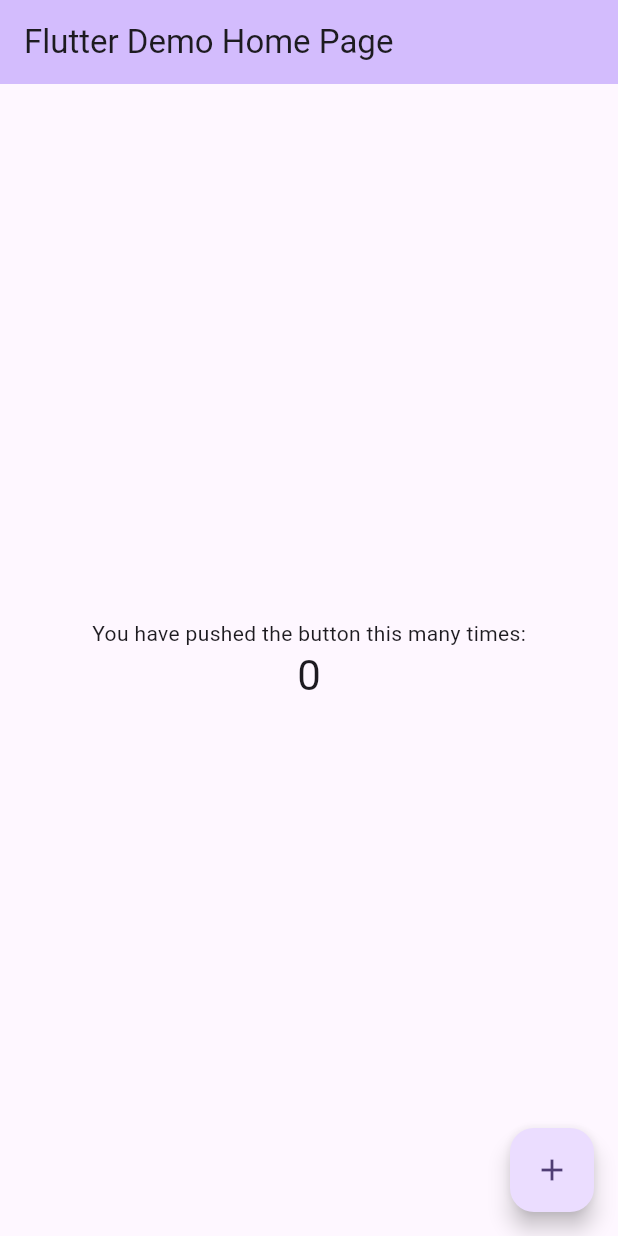
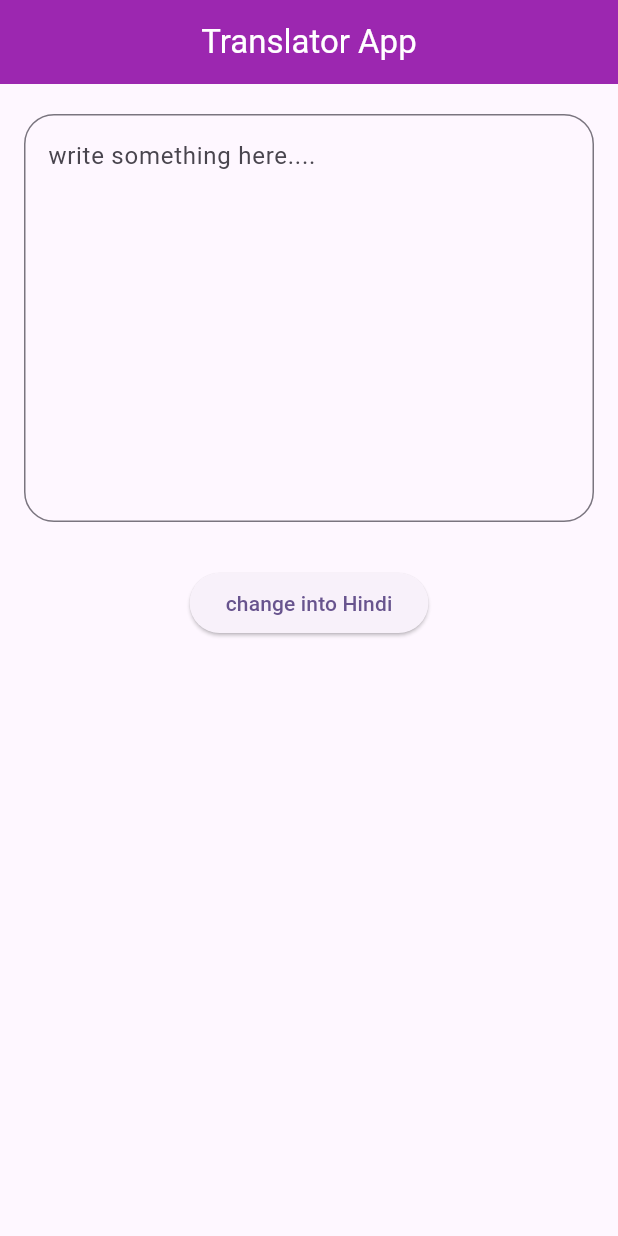
Before and after one commit to CoderPraveen93/translator_app, a Flutter app: the screen it shows after launch, on a phone screen of 412 x 824 dp. Run offline on Flutter 3.47's test engine with Material 3 defaults, Android fonts, the phone set to English and light mode, and no system bars; our stand-ins replace get, lottie; missing offline and left inert: translator; network calls fail.

Commit message:
created all functionality

```diff
--- a/lib/main.dart
+++ b/lib/main.dart
@@ -1,4 +1,7 @@
 import 'package:flutter/material.dart';
+import 'package:get/get.dart';
+import 'package:translator_app/splace_screen/splace_screen.dart';
+import 'package:translator_app/translator_screen/translator_screen.dart';
 
 void main() {
   runApp(const MyApp());
@@ -10,116 +13,14 @@ class MyApp extends StatelessWidget {
   // This widget is the root of your application.
   @override
   Widget build(BuildContext context) {
-    return MaterialApp(
+    return GetMaterialApp(
+      debugShowCheckedModeBanner: false,
       title: 'Flutter Demo',
       theme: ThemeData(
-        // This is the theme of your application.
-        //
-        // TRY THIS: Try running your application with "flutter run". You'll see
-        // the application has a purple toolbar. Then, without quitting the app,
-        // try changing the seedColor in the colorScheme below to Colors.green
-        // and then invoke "hot reload" (save your changes or press the "hot
-        // reload" button in a Flutter-supported IDE, or press "r" if you used
-        // the command line to start the app).
-        //
-        // Notice that the counter didn't reset back to zero; the application
-        // state is not lost during the reload. To reset the state, use hot
-        // restart instead.
-        //
-        // This works for code too, not just values: Most code changes can be
-        // tested with just a hot reload.
         colorScheme: ColorScheme.fromSeed(seedColor: Colors.deepPurple),
         useMaterial3: true,
       ),
-      home: const MyHomePage(title: 'Flutter Demo Home Page'),
+      home: const SplaceScreen(),
     );
   }
 }
-
-class MyHomePage extends StatefulWidget {
-  const MyHomePage({super.key, required this.title});
-
-  // This widget is the home page of your application. It is stateful, meaning
-  // that it has a State object (defined below) that contains fields that affect
-  // how it looks.
-
-  // This class is the configuration for the state. It holds the values (in this
-  // case the title) provided by the parent (in this case the App widget) and
-  // used by the build method of the State. Fields in a Widget subclass are
-  // always marked "final".
-
-  final String title;
-
-  @override
-  State<MyHomePage> createState() => _MyHomePageState();
-}
-
-class _MyHomePageState extends State<MyHomePage> {
-  int _counter = 0;
-
-  void _incrementCounter() {
-    setState(() {
-      // This call to setState tells the Flutter framework that something has
-      // changed in this State, which causes it to rerun the build method below
-      // so that the display can reflect the updated values. If we changed
-      // _counter without calling setState(), then the build method would not be
-      // called again, and so nothing would appear to happen.
-      _counter++;
-    });
-  }
-
-  @override
-  Widget build(BuildContext context) {
-    // This method is rerun every time setState is called, for instance as done
-    // by the _incrementCounter method above.
-    //
-    // The Flutter framework has been optimized to make rerunning build methods
-    // fast, so that you can just rebuild anything that needs updating rather
-    // than having to individually change instances of widgets.
-    return Scaffold(
-      appBar: AppBar(
-        // TRY THIS: Try changing the color here to a specific color (to
-        // Colors.amber, perhaps?) and trigger a hot reload to see the AppBar
-        // change color while the other colors stay the same.
-        backgroundColor: Theme.of(context).colorScheme.inversePrimary,
-        // Here we take the value from the MyHomePage object that was created by
-        // the App.build method, and use it to set our appbar title.
-        title: Text(widget.title),
-      ),
-      body: Center(
-        // Center is a layout widget. It takes a single child and positions it
-        // in the middle of the parent.
-        child: Column(
-          // Column is also a layout widget. It takes a list of children and
-          // arranges them vertically. By default, it sizes itself to fit its
-          // children horizontally, and tries to be as tall as its parent.
-          //
-          // Column has various properties to control how it sizes itself and
-          // how it positions its children. Here we use mainAxisAlignment to
-          // center the children vertically; the main axis here is the vertical
-          // axis because Columns are vertical (the cross axis would be
-          // horizontal).
-          //
-          // TRY THIS: Invoke "debug painting" (choose the "Toggle Debug Paint"
-          // action in the IDE, or press "p" in the console), to see the
-          // wireframe for each widget.
-          mainAxisAlignment: MainAxisAlignment.center,
-          children: <Widget>[
-            const Text(
-              'You have pushed the button this many times:',
-            ),
-            Text(
-              '$_counter',
-              style: Theme.of(context).textTheme.headlineMedium,
-            ),
-          ],
-        ),
-      ),
-      floatingActionButton: FloatingActionButton(
-        onPressed: _incrementCounter,
-        tooltip: 'Increment',
-        child: const Icon(Icons.add),
-      ), // This trailing comma makes auto-formatting nicer for build methods.
-    );
-  }
-}
--- /dev/null
+++ b/lib/translator_screen/translator_screen.dart
@@ -0,0 +1,73 @@
+import 'package:flutter/material.dart';
+import 'package:get/get.dart';
+import 'package:translator_app/translator_screen/translator_screen_controller.dart';
+
+class TranslatorScreen extends StatelessWidget {
+  const TranslatorScreen({super.key});
+
+  @override
+  Widget build(BuildContext context) {
+    TranslatorScreenController translatorScreenController =
+        Get.put(TranslatorScreenController());
+    return GestureDetector(
+      onTap: () {
+        FocusScopeNode currentFocus = FocusScope.of(context);
+        if (!currentFocus.hasPrimaryFocus) {
+          currentFocus.unfocus();
+        }
+      },
+      child: Scaffold(
+        appBar: AppBar(
+          backgroundColor: Colors.purple,
+          title: const Text(
+            "Translator App",
+            style: TextStyle(color: Colors.white),
+          ),
+          centerTitle: true,
+        ),
+        body: SingleChildScrollView(
+          child: Padding(
+            padding: EdgeInsets.only(top: 20, left: 16, right: 16),
+            child: Column(
+              children: [
+                TextField(
+                  controller:
+                      translatorScreenController.textEditingController.value,
+                  maxLines: 10,
+                  decoration: const InputDecoration(
+                      hintText: "write something here....",
+                      border: OutlineInputBorder(
+                          borderRadius: BorderRadius.all(Radius.circular(20)))),
+                ),
+                const SizedBox(
+                  height: 30,
+                ),
+                ElevatedButton(
+                    onPressed: () {
+                      translatorScreenController.input.value =
+                          translatorScreenController
+                              .textEditingController.value.text
+                              .toString();
+                      translatorScreenController.changeLanguage();
+                      translatorScreenController.textEditingController.value
+                          .clear();
+                      FocusScopeNode currentFocus = FocusScope.of(context);
+                      if (!currentFocus.hasPrimaryFocus) {
+                        currentFocus.unfocus();
+                      }
+                    },
+                    child: const Text("change into Hindi")),
+                const SizedBox(
+                  height: 30,
+                ),
+                Obx(
+                  () => Text(translatorScreenController.finalResult.value),
+                )
+              ],
+            ),
+          ),
+        ),
+      ),
+    );
+  }
+}
--- /dev/null
+++ b/lib/translator_screen/translator_screen_controller.dart
@@ -0,0 +1,17 @@
+import 'package:flutter/material.dart';
+import 'package:get/get.dart';
+import 'package:translator/translator.dart';
+
+class TranslatorScreenController extends GetxController {
+  Rx<TextEditingController> textEditingController = TextEditingController().obs;
+  RxString input = "".obs;
+  final translator = GoogleTranslator();
+  RxString finalResult="".obs;
+//   final input = "my name is Praveen and";
+
+//   // Using the Future API
+
+  void changeLanguage() {
+    translator.translate(input.value, to: 'hi').then((result)=>finalResult.value=result.toString() );
+  }
+}
--- a/pubspec.yaml
+++ b/pubspec.yaml
@@ -35,6 +35,9 @@ dependencies:
   # The following adds the Cupertino Icons font to your application.
   # Use with the CupertinoIcons class for iOS style icons.
   cupertino_icons: ^1.0.8
+  translator: ^1.0.0
+  get:
+  lottie:
 
 dev_dependencies:
   flutter_test:
```
Also changed, not shown: lib/splace_screen/splace_screen.dart (added, +34 -0 lines), lib/splace_screen/splace_screen_controller.dart (added, +16 -0 lines), pubspec.lock.
